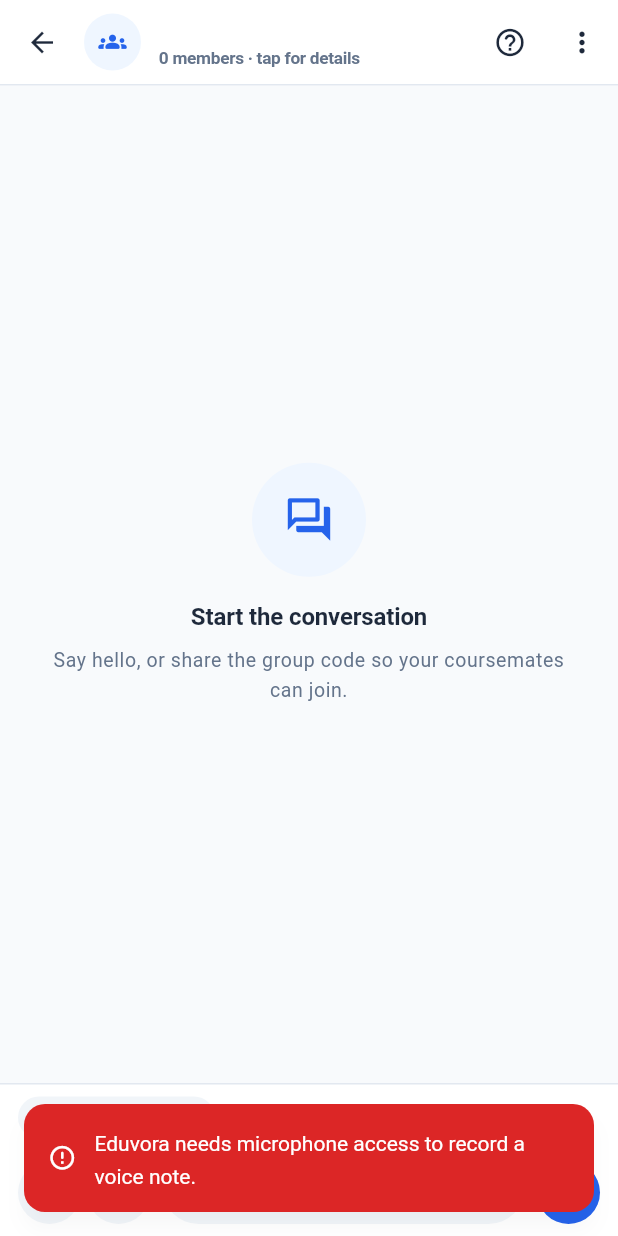
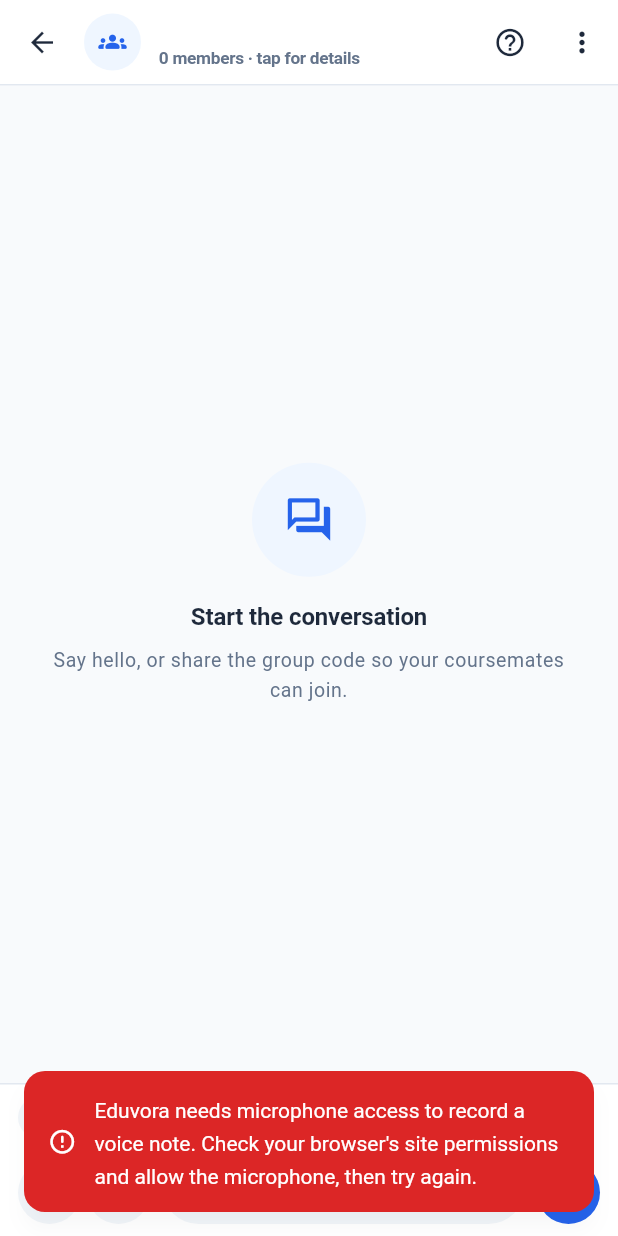
Before and after one commit to emekadominic1999-coder/eduvora-app, a Flutter app: the GroupChatScreen screen opened directly with empty values, after a tap on the "mic none" icon, on a phone screen of 412 x 824 dp. Run offline on Flutter 3.47's test engine with Material 3 defaults, Android fonts, the phone set to English and light mode, and no system bars; our stand-ins replace emoji_picker_flutter, file_picker, just_audio, shared_preferences, supabase_flutter, video_player; missing offline and left inert: flutter_math_fork, record; accounts and stored records are empty.

Commit message:
Fix voice note error reporting to distinguish permission from recorder failures
The permission check and the recorder start were sharing one try/catch, so
a thrown permission error (common on web, where checking permission is
itself a prompt) surfaced as the generic "could not start recording"
message instead of the actual permission message.

```diff
--- a/lib/features/groups/presentation/screens/group_chat_screen.dart
+++ b/lib/features/groups/presentation/screens/group_chat_screen.dart
@@ -560,17 +560,31 @@ class _GroupChatScreenState extends State<GroupChatScreen> {
   Future<void> _startRecording() async {
     if (_recording || _pendingAttachment != null || _sending) return;
 
+    bool granted;
     try {
-      if (!await _recorder.hasPermission()) {
+      granted = await _recorder.hasPermission();
+    } catch (error) {
+      // On the web, checking permission *is* asking for it — there is no
+      // separate "just check, don't prompt" API browsers expose — so a
+      // denial or a blocked prompt can surface here as a thrown error rather
+      // than a clean false. Either way it is a permission problem, not a
+      // recorder problem, so it gets the permission message, not the
+      // generic one below.
+      debugPrint('[Eduvora] microphone permission check failed: $error');
+      granted = false;
+    }
+    if (!granted) {
       if (!mounted) return;
       showEduvoraSnack(
         context,
-          'Eduvora needs microphone access to record a voice note.',
+        'Eduvora needs microphone access to record a voice note. Check your '
+        "browser's site permissions and allow the microphone, then try again.",
         isError: true,
       );
       return;
     }
 
+    try {
       final Stream<Uint8List> stream = await _recorder.startStream(
         const RecordConfig(
           encoder: AudioEncoder.pcm16bits,
@@ -607,10 +621,16 @@ class _GroupChatScreenState extends State<GroupChatScreen> {
         }
       });
     } catch (error) {
+      debugPrint('[Eduvora] voice recording failed to start: $error');
       if (!mounted) return;
+      // A permission prompt that the student dismissed without choosing
+      // either way, rather than actively denying, tends to land here rather
+      // than in the branch above — worth naming as a real possibility, since
+      // "device" made it sound like a hardware fault the first time round.
       showEduvoraSnack(
         context,
-        'We could not start recording on this device.',
+        'We could not start recording. If a microphone permission prompt '
+        'appeared, please allow it and try again.',
         isError: true,
       );
     }
```
Lines whose indentation alone changed are shown as unchanged.
